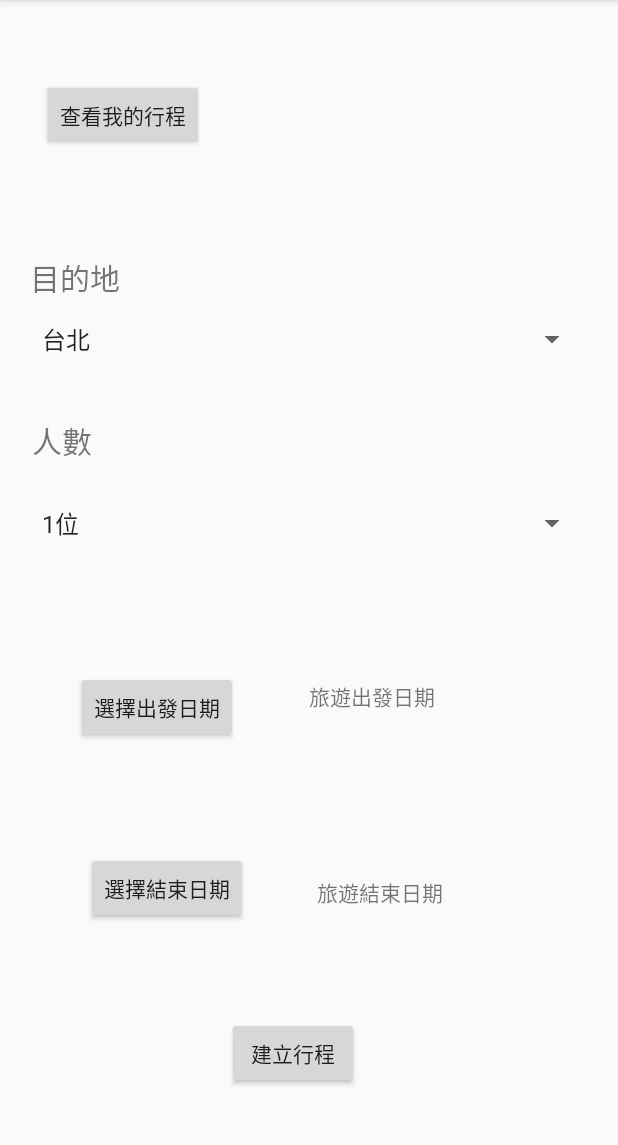
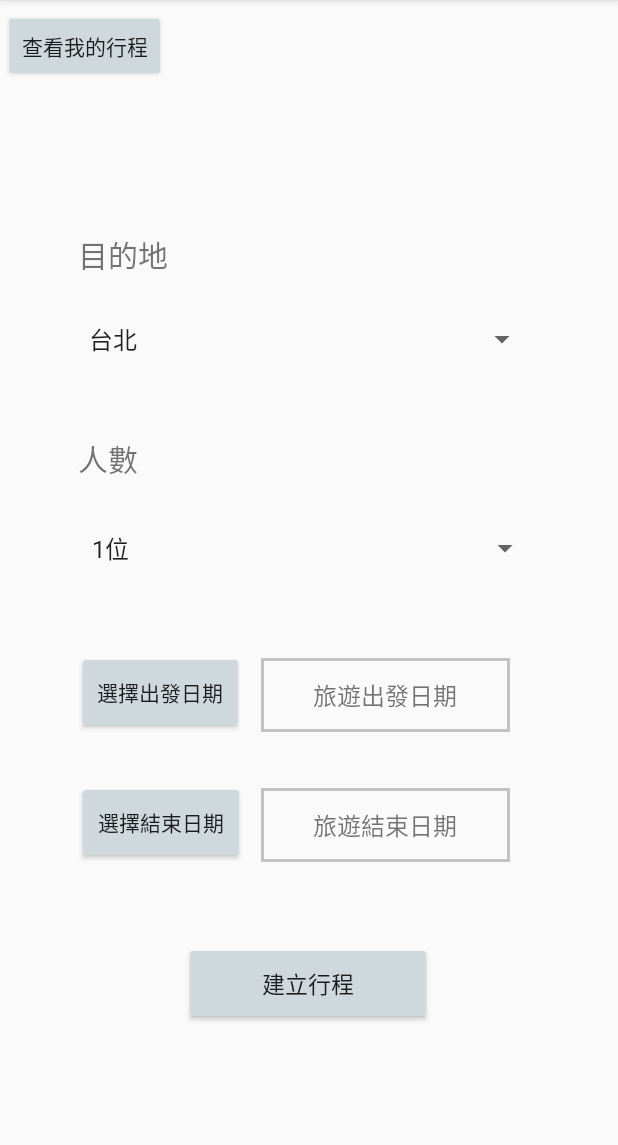
Before and after one commit to Teamdashah/team, an Android app: the input_schedule screen opened directly, with no data from a screen before it, on a phone screen of 412 x 824 dp, the part 84-1229 px from its top. Run offline under Robolectric (Android 15) with nearby library versions, the phone set to English and light mode, and no system bars.

```diff
--- a/app/build.gradle
+++ b/app/build.gradle
@@ -64,5 +64,7 @@ dependencies {
     implementation("androidx.cardview:cardview:1.0.0")
     implementation("androidx.recyclerview:recyclerview-selection:1.1.0")
 
+    implementation("androidx.cardview:cardview:1.0.0")
+    implementation("androidx.recyclerview:recyclerview-selection:1.1.0")
+    implementation 'com.google.android.material:material:1.2.0-alph03'
 }
-apply plugin: 'com.google.gms.google-services'
--- a/app/src/main/java/com/example/myteam/hotel_list.kt
+++ b/app/src/main/java/com/example/myteam/hotel_list.kt
@@ -7,5 +7,8 @@ class hotel_list : AppCompatActivity() {
     override fun onCreate(savedInstanceState: Bundle?) {
         super.onCreate(savedInstanceState)
         setContentView(R.layout.activity_hotel_list)
+
     }
+
+
 }
--- a/app/src/main/java/com/example/myteam/input_schedule.kt
+++ b/app/src/main/java/com/example/myteam/input_schedule.kt
@@ -2,6 +2,7 @@ package com.example.myteam
 
 
 import android.app.DatePickerDialog
+import android.content.Intent
 import android.os.Build
 import android.os.Bundle
 import android.widget.Button
@@ -43,6 +44,11 @@ class input_schedule : AppCompatActivity() {
 
             dpd.show()
         }
-
+        val SButton = findViewById<Button>(R.id.submitmytrip)
+        //handle onClick
+        SButton.setOnClickListener {
+            //intent to start NewActivity
+            startActivity(Intent(this@input_schedule, hotel_list::class.java))
+        }
     }
 }
--- a/app/src/main/res/drawable/textview_line.xml
+++ b/app/src/main/res/drawable/textview_line.xml
@@ -1,6 +1,6 @@
 <?xml version="1.0" encoding="utf-8"?>
-<selector xmlns:android="http://schemas.android.com/apk/res/android">
+<shape xmlns:android="http://schemas.android.com/apk/res/android">
     <stroke
-        android:width="1dp"
-        android:color="@android:color/black" />
-</selector>
+        android:width="2dp"
+        android:color="@color/purple_500" />
+</shape>
--- a/app/src/main/res/layout/activity_attractions_list.xml
+++ b/app/src/main/res/layout/activity_attractions_list.xml
@@ -1,9 +1,6 @@
 <?xml version="1.0" encoding="utf-8"?>
 <androidx.constraintlayout.widget.ConstraintLayout xmlns:android="http://schemas.android.com/apk/res/android"
-    xmlns:app="http://schemas.android.com/apk/res-auto"
-    xmlns:tools="http://schemas.android.com/tools"
     android:layout_width="match_parent"
-    android:layout_height="match_parent"
-    tools:context=".attractions_list">
+    android:layout_height="match_parent">
 
 </androidx.constraintlayout.widget.ConstraintLayout>
--- a/app/src/main/res/layout/activity_input_schedule.xml
+++ b/app/src/main/res/layout/activity_input_schedule.xml
@@ -10,28 +10,31 @@
 
     <Spinner
         android:id="@+id/aSpinner"
-        android:layout_width="match_parent"
-        android:layout_height="wrap_content"
+        android:layout_width="307dp"
+        android:layout_height="50dp"
         android:layout_margin="20dp"
+        android:entries="@array/Spinner_item"
         android:textSize="32sp"
-        android:entries="@array/Spinner_item"
         app:layout_constraintBottom_toBottomOf="parent"
         app:layout_constraintEnd_toEndOf="parent"
+        app:layout_constraintHorizontal_bias="0.48"
         app:layout_constraintStart_toStartOf="parent"
         app:layout_constraintTop_toTopOf="parent"
-        app:layout_constraintVertical_bias="0.276" />
+        app:layout_constraintVertical_bias="0.267" />
+
 
     <Spinner
         android:id="@+id/bSpinner"
-        android:layout_width="match_parent"
-        android:layout_height="wrap_content"
+        android:layout_width="307dp"
+        android:layout_height="50dp"
         android:layout_margin="20dp"
         android:entries="@array/Spinner_item02"
         app:layout_constraintBottom_toBottomOf="parent"
         app:layout_constraintEnd_toEndOf="parent"
+        app:layout_constraintHorizontal_bias="0.52"
         app:layout_constraintStart_toStartOf="parent"
         app:layout_constraintTop_toTopOf="parent"
-        app:layout_constraintVertical_bias="0.45" />
+        app:layout_constraintVertical_bias="0.473" />
 
     <TextView
         android:id="@+id/textView7"
@@ -41,10 +44,10 @@
         android:textSize="20dp"
         app:layout_constraintBottom_toBottomOf="parent"
         app:layout_constraintEnd_toEndOf="parent"
-        app:layout_constraintHorizontal_bias="0.057"
+        app:layout_constraintHorizontal_bias="0.148"
         app:layout_constraintStart_toStartOf="parent"
         app:layout_constraintTop_toTopOf="parent"
-        app:layout_constraintVertical_bias="0.23" />
+        app:layout_constraintVertical_bias="0.21" />
 
     <TextView
         android:id="@+id/textView8"
@@ -54,83 +57,93 @@
         android:textSize="20dp"
         app:layout_constraintBottom_toBottomOf="parent"
         app:layout_constraintEnd_toEndOf="parent"
-        app:layout_constraintHorizontal_bias="0.057"
+        app:layout_constraintHorizontal_bias="0.14"
         app:layout_constraintStart_toStartOf="parent"
         app:layout_constraintTop_toTopOf="parent"
-        app:layout_constraintVertical_bias="0.378" />
-
+        app:layout_constraintVertical_bias="0.394" />
 
     <Button
         android:id="@+id/pickBeginDateBtn"
-        android:layout_width="wrap_content"
-        android:layout_height="wrap_content"
+        android:layout_width="111dp"
+        android:layout_height="55dp"
+        android:backgroundTint="@color/teal_200"
         android:text="選擇出發日期"
         app:layout_constraintBottom_toBottomOf="parent"
         app:layout_constraintEnd_toEndOf="parent"
-        app:layout_constraintHorizontal_bias="0.166"
+        app:layout_constraintHorizontal_bias="0.171"
         app:layout_constraintStart_toStartOf="parent"
         app:layout_constraintTop_toTopOf="parent"
-        app:layout_constraintVertical_bias="0.621" />
+        app:layout_constraintVertical_bias="0.609" />
 
     <TextView
         android:id="@+id/showBeginDate"
-        android:layout_width="117dp"
-        android:layout_height="41dp"
+        android:layout_width="166dp"
+        android:layout_height="49dp"
+        android:background="@drawable/textview_line"
+        android:gravity="center"
         android:text="旅遊出發日期"
+        android:textSize="16dp"
         app:layout_constraintBottom_toBottomOf="parent"
         app:layout_constraintEnd_toEndOf="parent"
-        app:layout_constraintHorizontal_bias="0.7"
+        app:layout_constraintHorizontal_bias="0.706"
         app:layout_constraintStart_toStartOf="parent"
         app:layout_constraintTop_toTopOf="parent"
-        app:layout_constraintVertical_bias="0.624" />
+        app:layout_constraintVertical_bias="0.61" />
 
     <Button
         android:id="@+id/pickEndDateBtn"
-        android:layout_width="wrap_content"
-        android:layout_height="wrap_content"
+        android:layout_width="112dp"
+        android:layout_height="55dp"
+        android:backgroundTint="@color/teal_200"
         android:text="選擇結束日期"
         app:layout_constraintBottom_toBottomOf="parent"
         app:layout_constraintEnd_toEndOf="parent"
-        app:layout_constraintHorizontal_bias="0.188"
+        app:layout_constraintHorizontal_bias="0.171"
         app:layout_constraintStart_toStartOf="parent"
         app:layout_constraintTop_toTopOf="parent"
-        app:layout_constraintVertical_bias="0.789" />
+        app:layout_constraintVertical_bias="0.731" />
 
     <TextView
         android:id="@+id/showEndDate"
-        android:layout_width="wrap_content"
-        android:layout_height="wrap_content"
+        android:layout_width="166dp"
+        android:layout_height="49dp"
+        android:background="@drawable/textview_line"
+        android:gravity="center"
         android:text="旅遊結束日期"
+        android:textSize="16dp"
         app:layout_constraintBottom_toBottomOf="parent"
         app:layout_constraintEnd_toEndOf="parent"
-        app:layout_constraintHorizontal_bias="0.645"
+        app:layout_constraintHorizontal_bias="0.706"
         app:layout_constraintStart_toStartOf="parent"
         app:layout_constraintTop_toTopOf="parent"
-        app:layout_constraintVertical_bias="0.782" />
+        app:layout_constraintVertical_bias="0.731" />
 
     <Button
         android:id="@+id/checkmytrip"
         android:layout_width="wrap_content"
         android:layout_height="wrap_content"
         android:text="查看我的行程"
+        android:backgroundTint="@color/teal_200"
         app:layout_constraintBottom_toBottomOf="parent"
         app:layout_constraintEnd_toEndOf="parent"
-        app:layout_constraintHorizontal_bias="0.092"
+        app:layout_constraintHorizontal_bias="0.009"
         app:layout_constraintStart_toStartOf="parent"
         app:layout_constraintTop_toTopOf="parent"
-        app:layout_constraintVertical_bias="0.073" />
+        app:layout_constraintVertical_bias="0.009" />
 
     <Button
         android:id="@+id/submitmytrip"
-        android:layout_width="wrap_content"
-        android:layout_height="wrap_content"
+        android:layout_width="165dp"
+        android:layout_height="55dp"
+        android:backgroundTint="@color/teal_200"
         android:text="建立行程"
+        android:textSize="15dp"
         app:layout_constraintBottom_toBottomOf="parent"
         app:layout_constraintEnd_toEndOf="parent"
-        app:layout_constraintHorizontal_bias="0.467"
+        app:layout_constraintHorizontal_bias="0.498"
         app:layout_constraintStart_toStartOf="parent"
         app:layout_constraintTop_toTopOf="parent"
-        app:layout_constraintVertical_bias="0.942" />
+        app:layout_constraintVertical_bias="0.881" />
 
 
 </androidx.constraintlayout.widget.ConstraintLayout>
--- a/app/src/main/res/layout/activity_login.xml
+++ b/app/src/main/res/layout/activity_login.xml
@@ -24,9 +24,7 @@
 <!--        app:layout_constraintTop_toTopOf="parent"-->
 <!--        app:layout_constraintVertical_bias="0.465" />-->
 
-    <!--帳戶-->
 
-    <!--  密碼-->
 
     <!--    <EditText-->
 <!--        android:id="@+id/editTextTextPassword"-->
@@ -65,7 +63,6 @@
         android:id="@+id/textAccount"
         android:layout_width="300dp"
         android:layout_height="75dp"
-        android:background="@drawable/textview_line"
         android:hint="@string/login_input_account"
         app:layout_constraintBottom_toBottomOf="parent"
         app:layout_constraintEnd_toEndOf="parent"
--- a/build.gradle
+++ b/build.gradle
@@ -6,7 +6,7 @@ buildscript {
         mavenCentral()
     }
     dependencies {
-        classpath "com.android.tools.build:gradle:4.2.2"
+        classpath 'com.android.tools.build:gradle:7.0.3'
         classpath "org.jetbrains.kotlin:kotlin-gradle-plugin:1.5.31"
 
         // NOTE: Do not place your application dependencies here; they belong
```
Also changed, not shown: app/src/main/res/drawable/arrow_drop_down_24.xml (added, +10 -0 lines), app/src/main/res/drawable/favorite_border_24.xml (added, +10 -0 lines), app/src/main/res/layout/activity_hotel_list.xml (+32 -5 lines), app/src/main/res/layout/activity_main.xml (+21 -18 lines), gradle/wrapper/gradle-wrapper.properties.
